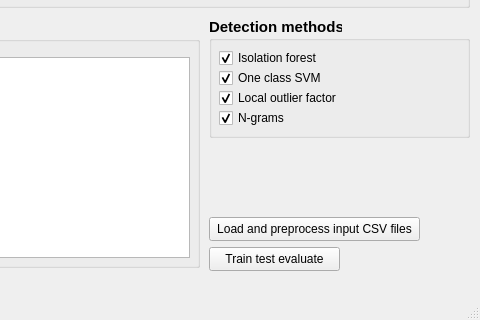
First picture: the form in scripts/compare_classification_methods_GUI/mainwindow.ui, repository michalmonday/Program-Behaviour-Anomaly-Detection-Benchmark, before the edit; both pictures show x 401 to 881 and y 483 to 803 of the 881 by 803 pixel window.
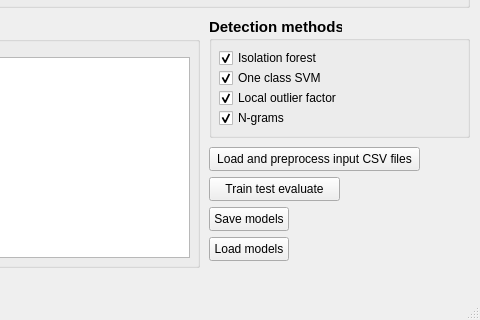
Second picture: the form after the edit. Custom widgets are drawn as their Qt base class.

```diff
--- a/scripts/compare_classification_methods_GUI/mainwindow.ui
+++ b/scripts/compare_classification_methods_GUI/mainwindow.ui
@@ -475,7 +475,7 @@
     <property name="geometry">
      <rect>
       <x>610</x>
-      <y>700</y>
+      <y>630</y>
       <width>211</width>
       <height>24</height>
      </rect>
@@ -497,7 +497,7 @@
     <property name="geometry">
      <rect>
       <x>610</x>
-      <y>730</y>
+      <y>660</y>
       <width>131</width>
       <height>24</height>
      </rect>
@@ -547,6 +547,32 @@
      </property>
     </widget>
    </widget>
+   <widget class="QPushButton" name="btn_save_models">
+    <property name="geometry">
+     <rect>
+      <x>610</x>
+      <y>690</y>
+      <width>80</width>
+      <height>24</height>
+     </rect>
+    </property>
+    <property name="text">
+     <string>Save models</string>
+    </property>
+   </widget>
+   <widget class="QPushButton" name="btn_load_models">
+    <property name="geometry">
+     <rect>
+      <x>610</x>
+      <y>720</y>
+      <width>80</width>
+      <height>24</height>
+     </rect>
+    </property>
+    <property name="text">
+     <string>Load models</string>
+    </property>
+   </widget>
   </widget>
   <widget class="QMenuBar" name="menubar">
    <property name="geometry">
```
